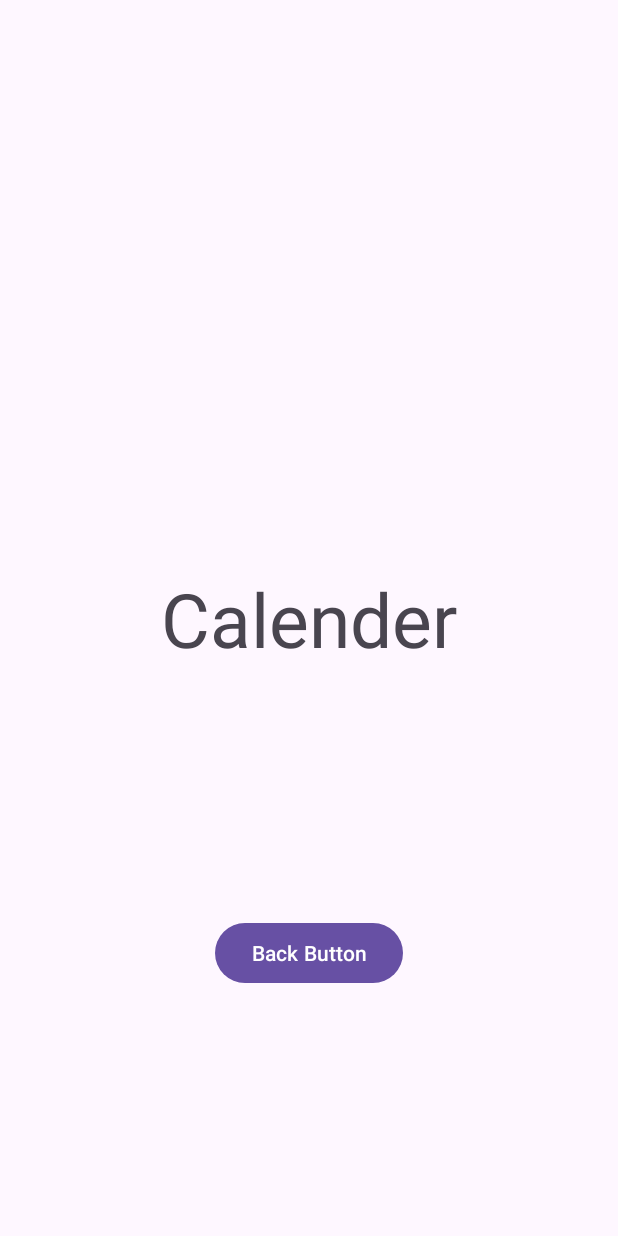
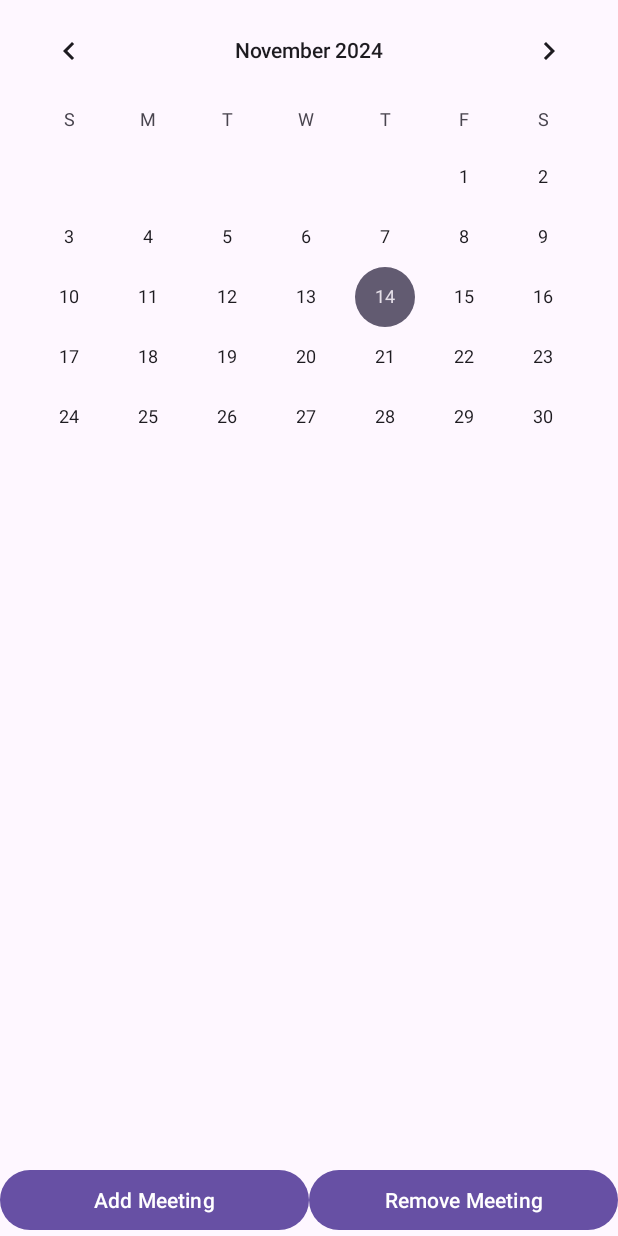
Before and after one commit to DevlinHamill/cs460GroupProject, an Android app: the calender screen opened directly, with no data from a screen before it, on a phone screen of 412 x 824 dp. Run offline under Robolectric (Android 15) with nearby library versions, the phone set to English and light mode, and no system bars.

Commit message:
Added calender functionality

```diff
--- a/app/src/main/java/com/example/project/calender.java
+++ b/app/src/main/java/com/example/project/calender.java
@@ -26,12 +26,18 @@ public class calender extends AppCompatActivity {
 //        });
         binding = ActivityCalenderBinding.inflate(getLayoutInflater());
         setContentView(binding.getRoot());
-        setListeners();
+        //setListeners();
     }
+    /*
     private void setListeners(){
+
         binding.backbtn.setOnClickListener(v ->
                 finish()
         );
 
+
+
     }
+
+         */
 }
--- a/app/src/main/res/layout/activity_calender.xml
+++ b/app/src/main/res/layout/activity_calender.xml
@@ -1,30 +1,48 @@
 <?xml version="1.0" encoding="utf-8"?>
-<androidx.constraintlayout.widget.ConstraintLayout xmlns:android="http://schemas.android.com/apk/res/android"
-    xmlns:app="http://schemas.android.com/apk/res-auto"
-    xmlns:tools="http://schemas.android.com/tools"
-    android:id="@+id/main"
+<LinearLayout xmlns:android="http://schemas.android.com/apk/res/android"
+    android:orientation="vertical"
     android:layout_width="match_parent"
     android:layout_height="match_parent"
-    tools:context=".calender">
+    android:id="@+id/main">
 
-    <TextView
-        android:id="@+id/textview"
-        android:layout_width="wrap_content"
+    <!-- Calendar View -->
+    <CalendarView
+        android:id="@+id/calendarView"
+        android:layout_width="match_parent"
+        android:layout_height="wrap_content" />
+
+    <!-- Scrolling To-Do List Section -->
+
+    <!-- list of meetings -->
+    <androidx.recyclerview.widget.RecyclerView
+        android:id="@+id/meetingList"
+        android:layout_width="match_parent"
+        android:layout_height="0dp"
+        android:layout_marginTop="8dp"
+        android:layout_marginBottom="8dp"
+        android:layout_weight="1"
+        android:scrollbars="vertical" />
+
+    <!-- add and remove meeting button -->
+    <LinearLayout
+        android:layout_width="match_parent"
         android:layout_height="wrap_content"
-        android:text="@string/calender"
-        android:textSize="50sp"
-        app:layout_constraintBottom_toBottomOf="parent"
-        app:layout_constraintEnd_toEndOf="parent"
-        app:layout_constraintStart_toStartOf="parent"
-        app:layout_constraintTop_toTopOf="parent" />
+        android:orientation="horizontal"
+        android:gravity="center">
 
-    <Button
-        android:id="@+id/backbtn"
-        android:layout_width="wrap_content"
-        android:layout_height="wrap_content"
-        android:text="@string/back_button"
-        app:layout_constraintBottom_toBottomOf="parent"
-        app:layout_constraintEnd_toEndOf="parent"
-        app:layout_constraintStart_toStartOf="parent"
-        app:layout_constraintTop_toBottomOf="@+id/textview" />
-</androidx.constraintlayout.widget.ConstraintLayout>
+        <Button
+            android:id="@+id/addMeeting"
+            android:layout_width="0dp"
+            android:layout_height="wrap_content"
+            android:layout_weight="1"
+            android:text="Add Meeting" />
+
+        <Button
+            android:id="@+id/removeMeeting"
+            android:layout_width="0dp"
+            android:layout_height="wrap_content"
+            android:layout_weight="1"
+            android:text="Remove Meeting" />
+    </LinearLayout>
+
+</LinearLayout>
```
